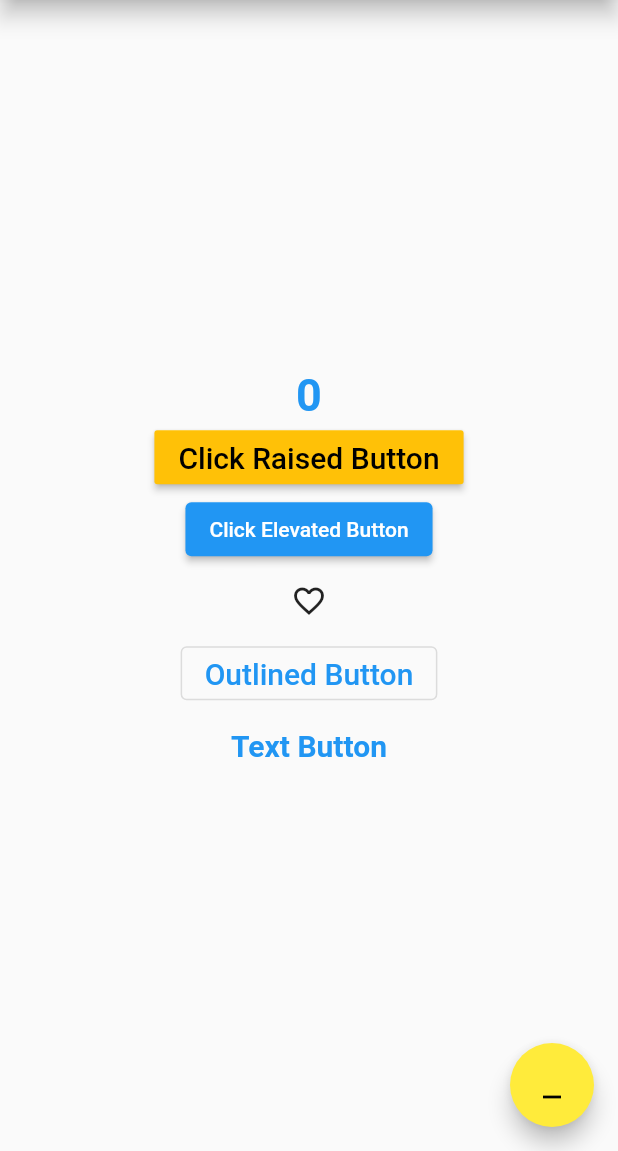
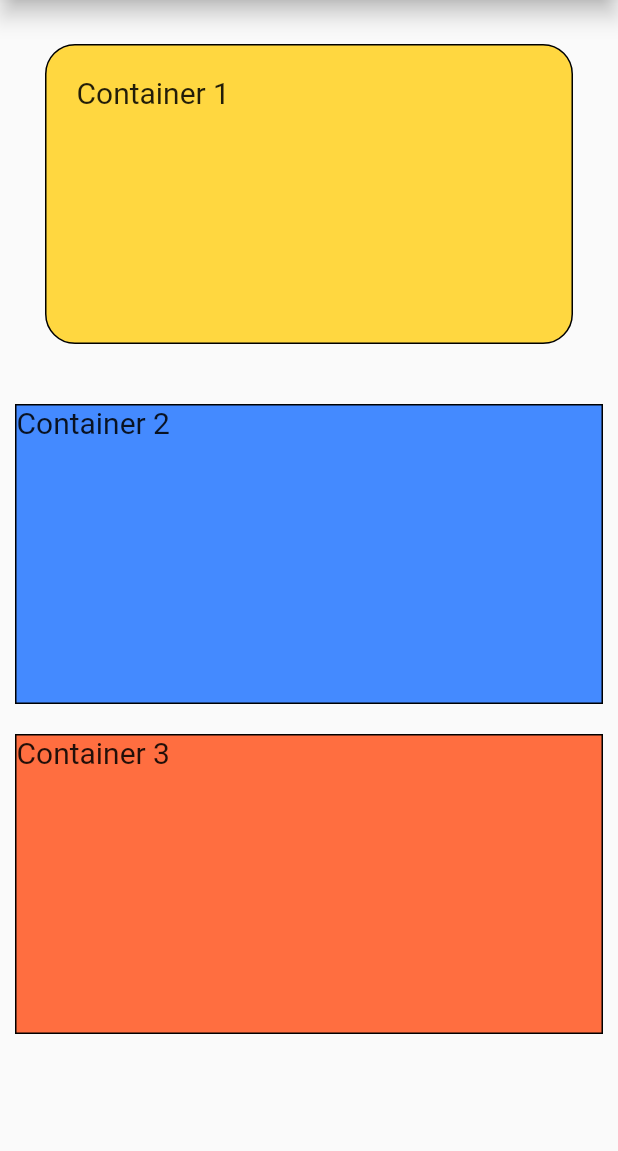
Before and after one commit to kumarkd69/widgetdemo, a Flutter app: the screen it shows after launch, on a phone screen of 412 x 824 dp, the part 85-1236 px from its top. Run offline on Flutter 3.47's test engine with Material 2 defaults, Android fonts, the phone set to English and light mode, and no system bars; our stand-ins replace google_fonts.

Commit message:
ListView Changes

```diff
--- a/lib/main.dart
+++ b/lib/main.dart
@@ -34,86 +34,71 @@ class _MyHomePageState extends State<MyHomePage> {
   @override
   Widget build(BuildContext context) {
     return Scaffold(
-      floatingActionButton: FloatingActionButton(
-        onPressed: () {
-          setState(() {
-            counter = counter - 1;
-          });
-          print('Floating button clicked $counter');
-        },
-        child: Icon(Icons.minimize),
-        foregroundColor: Colors.black,
-        backgroundColor: Colors.yellow,
-        elevation: 6.0,
-        focusColor: Colors.amber,
-      ),
       appBar: AppBar(
         title: Text(widget.title),
         elevation: 6.0,
       ),
       body: Center(
-        child: Column(
-          mainAxisAlignment: MainAxisAlignment.center,
+        child: ListView(
+          padding: EdgeInsets.all(10.0),
           children: <Widget>[
-            Text(
-              '$counter',
-              style: GoogleFonts.roboto(
-                fontSize: 30.0,
-                fontWeight: FontWeight.bold,
-                color: Colors.blue,
-              ),
-            ),
-            RaisedButton(
-              color: Colors.amber,
-              onPressed: () {
-                setState(() {
-                  counter = counter + 1;
-                });
-                print('Raised button clicked');
-              },
-              child: Text(
-                'Click Raised Button',
-                style: GoogleFonts.roboto(
-                  fontSize: 20,
-                  color: Colors.black,
+            Padding(
+              padding: const EdgeInsets.only(bottom: 20.0),
+              child: Container(
+                padding: EdgeInsets.all(20.0),
+                height: 200.0,
+                width: MediaQuery.of(context).size.width,
+                child: Text(
+                  'Container 1',
+                  style: GoogleFonts.roboto(
+                    fontSize: 20.0,
+                  ),
+                ),
+                margin: EdgeInsets.all(20),
+                decoration: BoxDecoration(
+                  borderRadius: BorderRadius.circular(20.0),
+                  color: Colors.amberAccent,
+                  border: Border.all(
+                      width: 1.0, color: Colors.black,
+                      style: BorderStyle.solid),
                 ),
               ),
             ),
-            ElevatedButton(
-              onPressed: () {
-                print('Elevated button clicked');
-              },
-              child: Text(
-                'Click Elevated Button',
-              ),
-            ),
-            IconButton(
-              onPressed: () {
-                print('Icon Button Clicked');
-              },
-              icon: Icon(Icons.favorite_border_sharp),
-            ),
-            OutlinedButton(
-              onPressed: () {},
-              child: Text(
-                'Outlined Button',
-                style: GoogleFonts.roboto(
-                  fontSize: 20.0,
+            Padding(
+              padding: const EdgeInsets.only(bottom: 20.0),
+              child: Container(
+                height: 200.0,
+                width: MediaQuery.of(context).size.width,
+                child: Text(
+                  'Container 2',
+                  style: GoogleFonts.roboto(
+                    fontSize: 20.0,
+                  ),
                 ),
-              ),
-              autofocus: true,
-            ),
-            TextButton(
-              onPressed: () {},
-              child: Text(
-                'Text Button',
-                style: GoogleFonts.roboto(
-                  fontSize: 20.0,
-                  fontWeight: FontWeight.bold,
+                decoration: BoxDecoration(
+                  color: Colors.blueAccent,
+                  border: Border.all(width: 1.0,
+                  color: Colors.black),
                 ),
               ),
             ),
-
+            Padding(
+              padding: const EdgeInsets.only(bottom: 20.0),
+              child: Container(
+                height: 200.0,
+                width: MediaQuery.of(context).size.width,
+                child: Text(
+                  'Container 3',
+                  style: GoogleFonts.roboto(
+                    fontSize: 20.0,
+                  ),
+                ),
+                decoration: BoxDecoration(
+                  color: Colors.deepOrangeAccent,
+                  border: Border.all(width: 1.0, color: Colors.black),
+                ),
+              ),
+            ),
           ],
         ),
       ),
```
